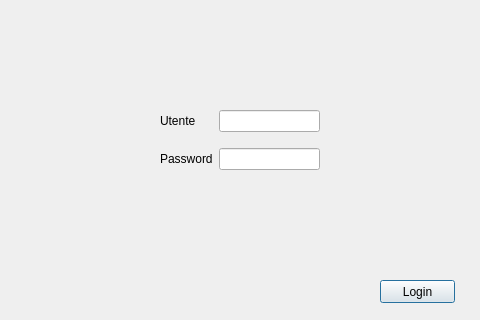
marcobombe/thermostatPi, file login.ui: the form before one commit.
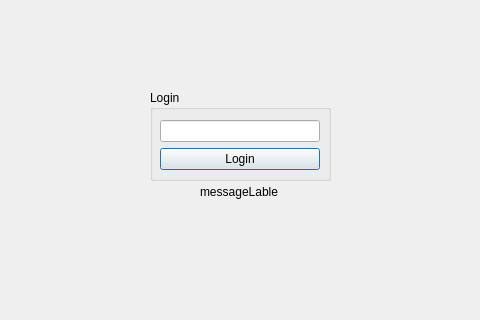
The form after the commit.

Commit message: Login layout and global commit.

The edit to the form file:
```diff
--- a/login.ui
+++ b/login.ui
@@ -25,49 +25,60 @@
   <property name="windowTitle">
    <string>Login</string>
   </property>
-  <widget class="QWidget" name="gridLayoutWidget">
+  <widget class="QGroupBox" name="groupBox">
    <property name="geometry">
     <rect>
-     <x>160</x>
-     <y>100</y>
-     <width>160</width>
-     <height>80</height>
+     <x>150</x>
+     <y>90</y>
+     <width>181</width>
+     <height>91</height>
     </rect>
    </property>
-   <layout class="QGridLayout" name="gridLayout">
-    <item row="1" column="1">
-     <widget class="QLineEdit" name="lineEdit_2"/>
-    </item>
-    <item row="2" column="0">
-     <widget class="QLabel" name="label_2">
-      <property name="text">
-       <string>Password</string>
-      </property>
-     </widget>
-    </item>
-    <item row="2" column="1">
-     <widget class="QLineEdit" name="lineEdit"/>
-    </item>
-    <item row="1" column="0">
-     <widget class="QLabel" name="label">
-      <property name="text">
-       <string>Utente</string>
-      </property>
-     </widget>
-    </item>
-   </layout>
+   <property name="title">
+    <string>Login</string>
+   </property>
+   <widget class="QWidget" name="verticalLayoutWidget">
+    <property name="geometry">
+     <rect>
+      <x>10</x>
+      <y>30</y>
+      <width>160</width>
+      <height>51</height>
+     </rect>
+    </property>
+    <layout class="QVBoxLayout" name="verticalLayout_2">
+     <item>
+      <widget class="QLineEdit" name="passwordLineEdit"/>
+     </item>
+     <item>
+      <widget class="QPushButton" name="pushButton">
+       <property name="sizePolicy">
+        <sizepolicy hsizetype="Minimum" vsizetype="Fixed">
+         <horstretch>0</horstretch>
+         <verstretch>0</verstretch>
+        </sizepolicy>
+       </property>
+       <property name="text">
+        <string>Login</string>
+       </property>
+      </widget>
+     </item>
+    </layout>
+   </widget>
+   <zorder>passwordLineEdit</zorder>
+   <zorder>verticalLayoutWidget</zorder>
   </widget>
-  <widget class="QPushButton" name="pushButton">
+  <widget class="QLabel" name="messageLabel">
    <property name="geometry">
     <rect>
-     <x>380</x>
-     <y>280</y>
-     <width>75</width>
+     <x>200</x>
+     <y>180</y>
+     <width>158</width>
      <height>23</height>
     </rect>
    </property>
    <property name="text">
-    <string>Login</string>
+    <string>messageLable</string>
    </property>
   </widget>
  </widget>
```
The commit also changes 8 other files.
